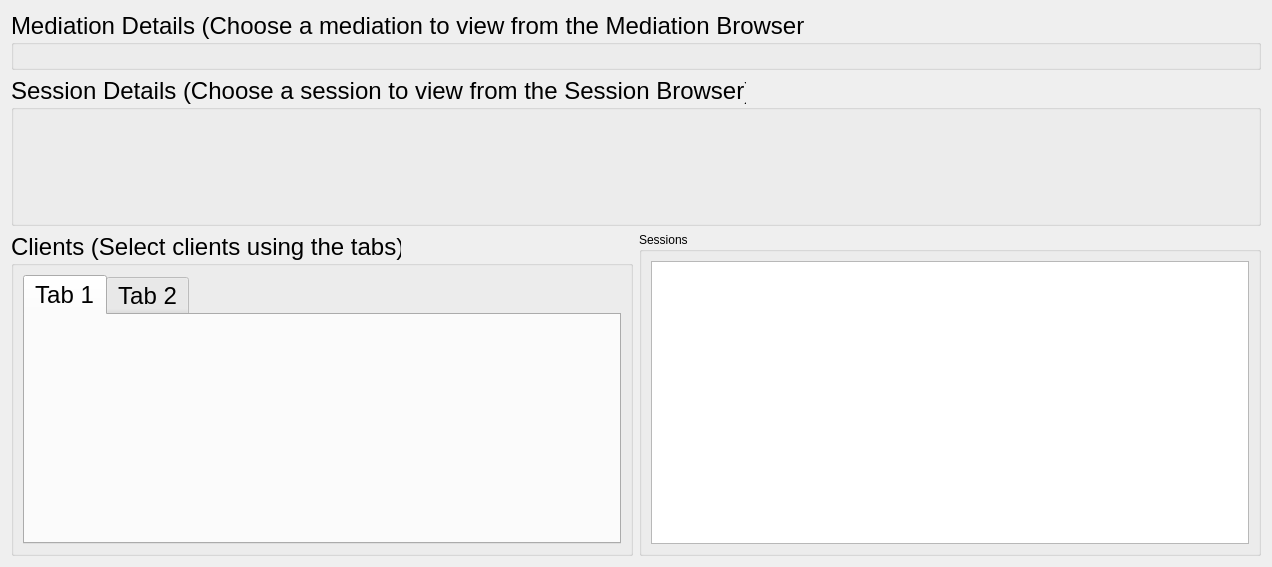
First picture: the form in drc/gui/mediationprocessview.ui, repository lansdon/cpts483_drc, before the edit.
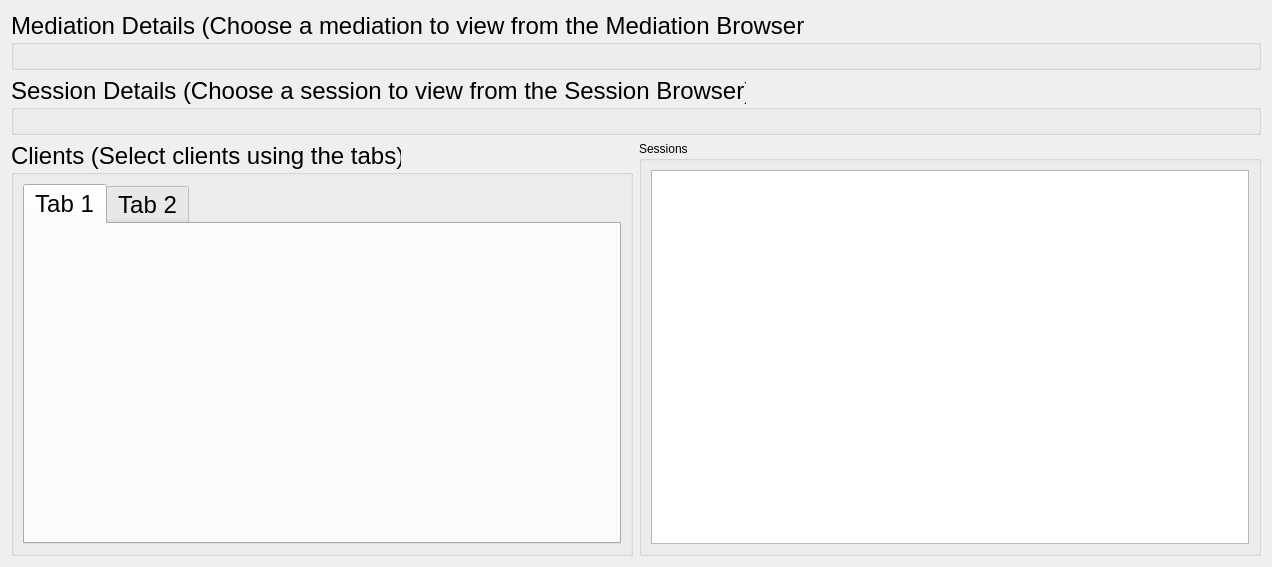
Second picture: the form after the edit.

```diff
--- a/drc/gui/mediationprocessview.ui
+++ b/drc/gui/mediationprocessview.ui
@@ -55,7 +55,7 @@
      <property name="minimumSize">
       <size>
        <width>0</width>
-       <height>150</height>
+       <height>50</height>
       </size>
      </property>
      <property name="font">
```
